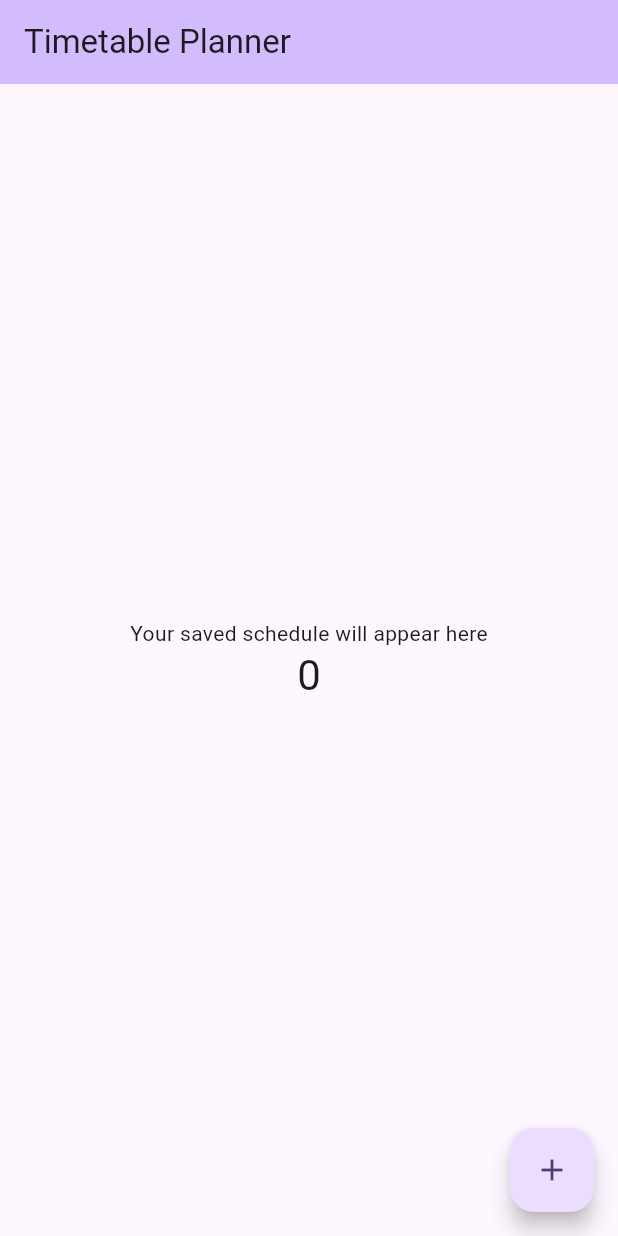
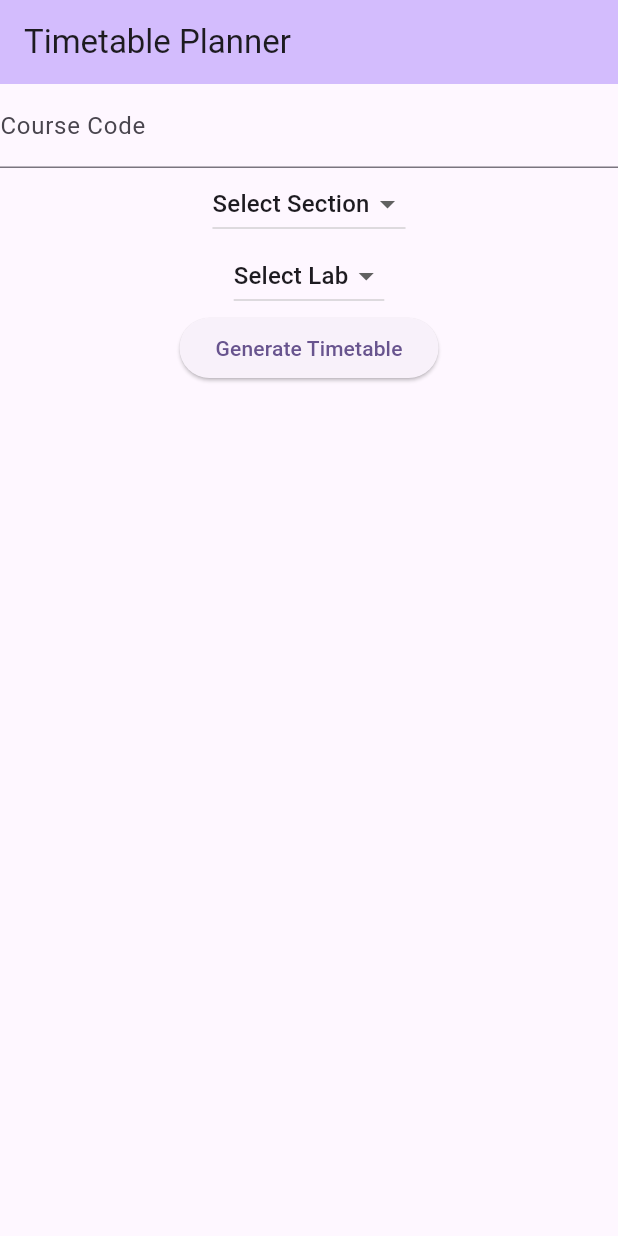
Before and after one commit to zhafranzainal/timetable_app, a Flutter app: the screen it shows after launch, on a phone screen of 412 x 824 dp. Run offline on Flutter 3.47's test engine with Material 3 defaults, Android fonts, the phone set to English and light mode, and no system bars.

Commit message:
Add course code and display timetable

```diff
--- a/lib/main.dart
+++ b/lib/main.dart
@@ -31,13 +31,11 @@ class MyHomePage extends StatefulWidget {
 }
 
 class _MyHomePageState extends State<MyHomePage> {
-  int _counter = 0;
+  String selectedCourseCode = '';
+  String selectedSection = '';
+  String selectedLab = '';
 
-  void _incrementCounter() {
-    setState(() {
-      _counter++;
-    });
-  }
+  List<Course> timetable = [];
 
   @override
   Widget build(BuildContext context) {
@@ -50,21 +48,122 @@ class _MyHomePageState extends State<MyHomePage> {
         child: Column(
           mainAxisAlignment: MainAxisAlignment.center,
           children: <Widget>[
-            const Text(
-              'Your saved schedule will appear here',
+            // Add Course Code
+            TextField(
+              onChanged: (value) {
+                setState(() {
+                  selectedCourseCode = value;
+                });
+              },
+              decoration: const InputDecoration(
+                labelText: 'Course Code',
+              ),
             ),
-            Text(
-              '$_counter',
-              style: Theme.of(context).textTheme.headlineMedium,
+            // Add Section
+            DropdownButton<String>(
+              value: selectedSection.isNotEmpty
+                  ? selectedSection
+                  : 'Select Section',
+              onChanged: (value) {
+                setState(() {
+                  selectedSection = value!;
+                });
+              },
+              items: <String>['Select Section', '01', '02', '03']
+                  .map<DropdownMenuItem<String>>((String value) {
+                return DropdownMenuItem<String>(
+                  value: value,
+                  child: Text(value),
+                );
+              }).toList(),
+            ),
+            // Add Lab
+            DropdownButton<String>(
+              value: selectedLab.isNotEmpty ? selectedLab : 'Select Lab',
+              onChanged: (value) {
+                setState(() {
+                  selectedLab = value!;
+                });
+              },
+              items: <String>['Select Lab', '01A', '01B']
+                  .map<DropdownMenuItem<String>>((String value) {
+                return DropdownMenuItem<String>(
+                  value: value,
+                  child: Text(value),
+                );
+              }).toList(),
+            ),
+            // Add Button to Generate Timetable
+            ElevatedButton(
+              onPressed: () {
+                // Call the function to generate timetable
+                generateTimetable();
+              },
+              child: Text('Generate Timetable'),
+            ),
+            // Add List View to display timetable
+            Expanded(
+              child: ListView.builder(
+                itemCount: timetable.length,
+                itemBuilder: (context, index) {
+                  Course course = timetable[index];
+                  return ListTile(
+                    title: Text('Course Code: ${course.code}'),
+                    subtitle: Column(
+                      crossAxisAlignment: CrossAxisAlignment.start,
+                      children: [
+                        Text('Course Name: ${course.name}'),
+                        Text('Section: ${course.section}'),
+                        Text('Lab: ${course.lab}'),
+                        Text('Time: ${course.time}'),
+                        Text('Location: ${course.location}'),
+                      ],
+                    ),
+                  );
+                },
+              ),
             ),
           ],
         ),
       ),
-      floatingActionButton: FloatingActionButton(
-        onPressed: _incrementCounter,
-        tooltip: 'Increment',
-        child: const Icon(Icons.add),
-      ),
     );
   }
+
+  void generateTimetable() {
+    setState(() {
+      timetable = [
+        Course(
+            code: selectedCourseCode,
+            name: 'Database Systems',
+            section: selectedSection,
+            lab: selectedLab,
+            time: '8:00 AM - 10:00 AM',
+            location: 'FSK15'),
+        Course(
+            code: selectedCourseCode,
+            name: 'Database Systems',
+            section: selectedSection,
+            lab: selectedLab,
+            time: '10:30 AM - 12:30 PM',
+            location: 'FSK15'),
+      ];
+    });
+  }
 }
+
+class Course {
+  String code;
+  String name;
+  String section;
+  String lab;
+  String time;
+  String location;
+
+  Course(
+      {required this.code,
+      required this.name,
+      required this.section,
+      required this.lab,
+      required this.time,
+      required this.location});
+}
```
